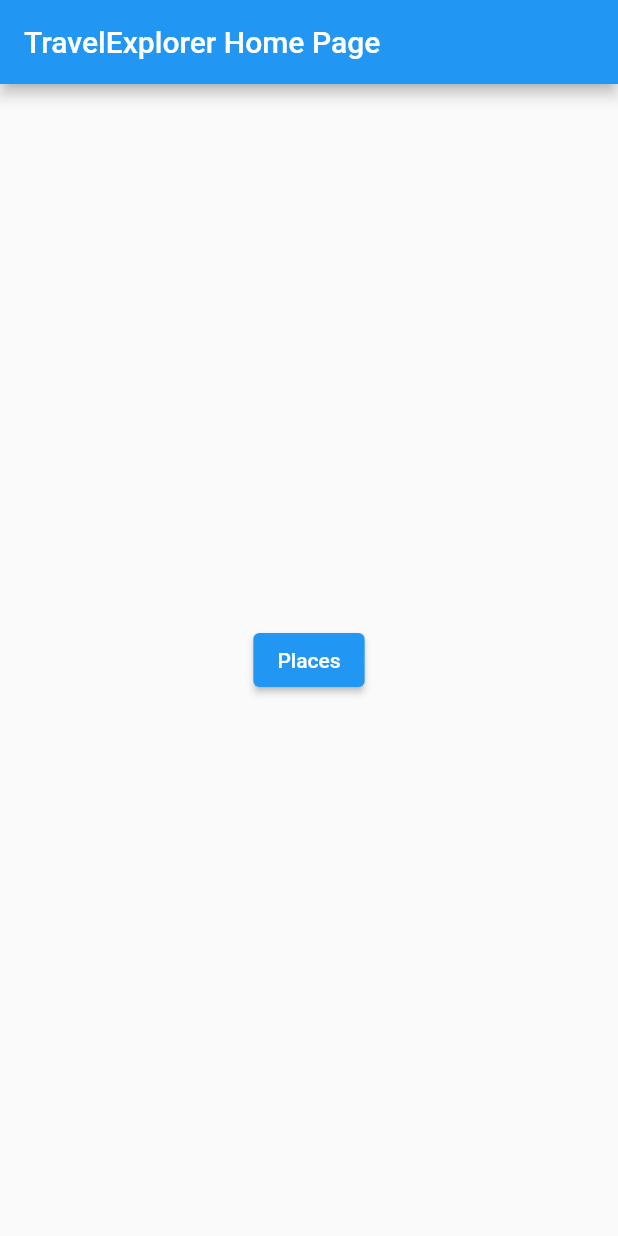
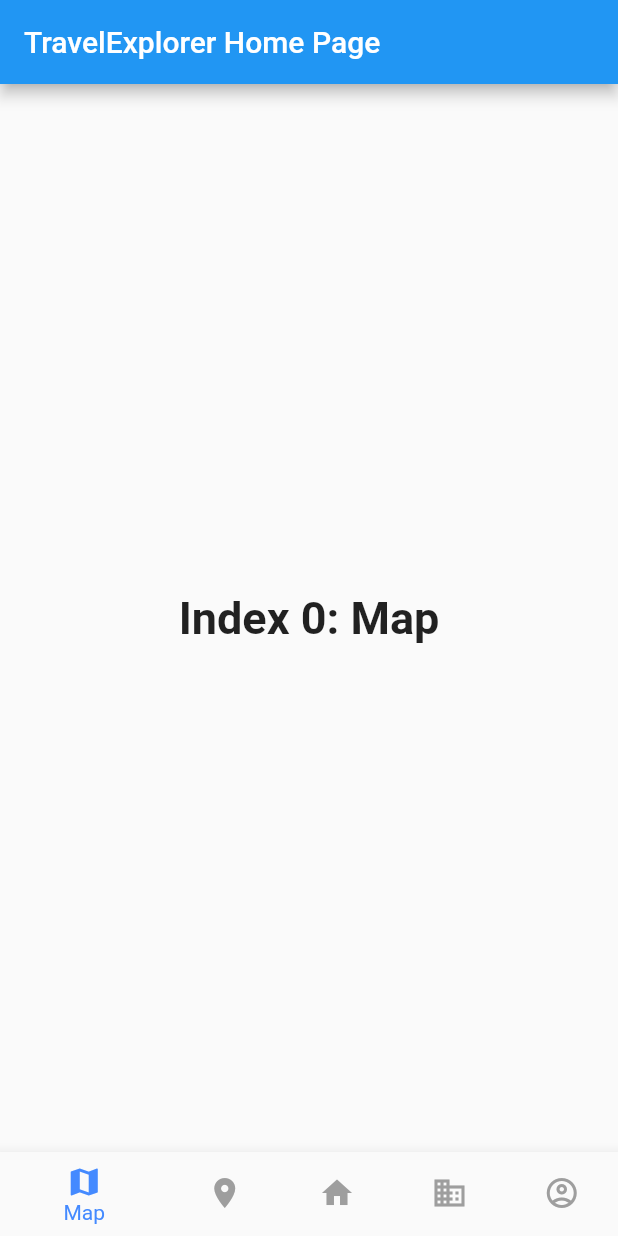
Before and after one commit to sagarreddypatil/hackexeter-travel-app, a Flutter app: the screen it shows after launch, on a phone screen of 412 x 824 dp. Run offline on Flutter 3.47's test engine with Material 2 defaults, Android fonts, the phone set to English and light mode, and no system bars.

```diff
--- a/frontend/lib/main.dart
+++ b/frontend/lib/main.dart
@@ -34,6 +34,73 @@ class _MyHomePageState extends State<MyHomePage> {
     );
   }
 
+  int _selectedIndex = 0;
+  static const TextStyle optionStyle =
+  TextStyle(fontSize: 30, fontWeight: FontWeight.bold);
+  static const List<Widget> _widgetOptions = <Widget>[
+    Text(
+      'Index 0: Map',
+      style: optionStyle,
+    ),
+    Text(
+      'Index 1: Places',
+      style: optionStyle,
+    ),
+    Text(
+      'Index 2: Home',
+      style: optionStyle,
+    ),
+    Text(
+      'Index 3: Meme',
+      style: optionStyle,
+    ),
+    Text(
+      'Index 4: Settings',
+      style: optionStyle,
+    ),
+  ];
+
+  void _onItemTapped(int index) {
+    setState(() {
+      _selectedIndex = index;
+    });
+
+    if (_selectedIndex == 1) {
+      Navigator.push(
+        context,
+        MaterialPageRoute(builder: (context) => PlacesPage()),
+      );
+    }
+
+    // if (_selectedIndex == 0) {
+    //   Navigator.push(
+    //     context,
+    //     MaterialPageRoute(builder: (context) => PlacesPage()),
+    //   );
+    // }
+    //
+    // if (_selectedIndex == 2) {
+    //   Navigator.push(
+    //     context,
+    //     MaterialPageRoute(builder: (context) => PlacesPage()),
+    //   );
+    // }
+    //
+    // if (_selectedIndex == 3) {
+    //   Navigator.push(
+    //     context,
+    //     MaterialPageRoute(builder: (context) => PlacesPage()),
+    //   );
+    // }
+    //
+    // if (_selectedIndex == 4) {
+    //   Navigator.push(
+    //     context,
+    //     MaterialPageRoute(builder: (context) => PlacesPage()),
+    //   );
+    // }
+  }
+
   @override
   Widget build(BuildContext context) {
     return Scaffold(
@@ -41,13 +108,37 @@ class _MyHomePageState extends State<MyHomePage> {
         title: Text(widget.title!),
       ),
       body: Center(
-        child: ElevatedButton(
-          child: Text('Places'),
-          onPressed: () {
-            goToPlacesPage();
-          },
-        ),
+        child: _widgetOptions.elementAt(_selectedIndex),
+      ),
+      bottomNavigationBar: BottomNavigationBar(
+        items: const <BottomNavigationBarItem>[
+          BottomNavigationBarItem(
+            icon: Icon(Icons.map ),
+            label: 'Map',
+          ),
+          BottomNavigationBarItem(
+            icon: Icon(Icons.place),
+            label: 'Places',
+          ),
+          BottomNavigationBarItem(
+            icon: Icon(Icons.home),
+            label: 'Home',
+          ),
+          BottomNavigationBarItem(
+            icon: Icon(Icons.business),
+            label: 'Meme',
+          ),
+          BottomNavigationBarItem(
+            icon: Icon(Icons.account_circle_outlined ),
+            label: 'User Stats',
+          ),
+        ],
+        currentIndex: _selectedIndex,
+        selectedItemColor: Colors.blueAccent,
+        unselectedItemColor: Colors.grey,
+        onTap: _onItemTapped,
       ),
     );
   }
+
 }
```
